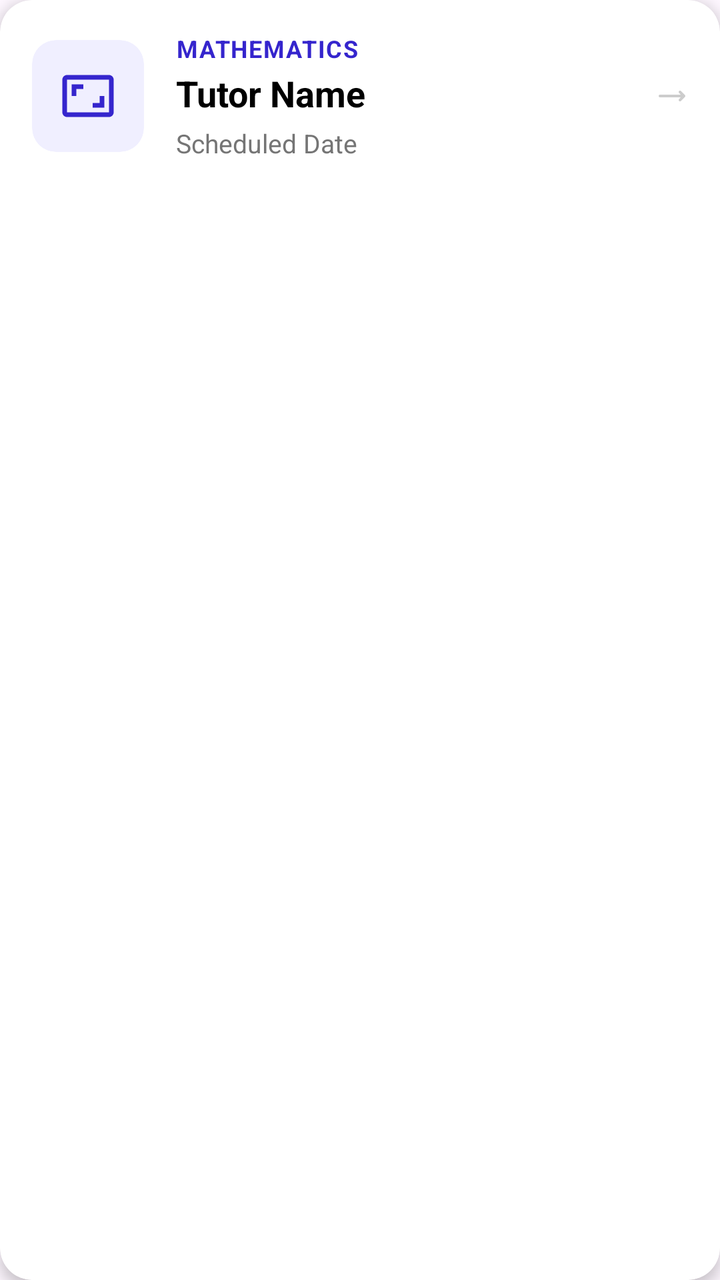
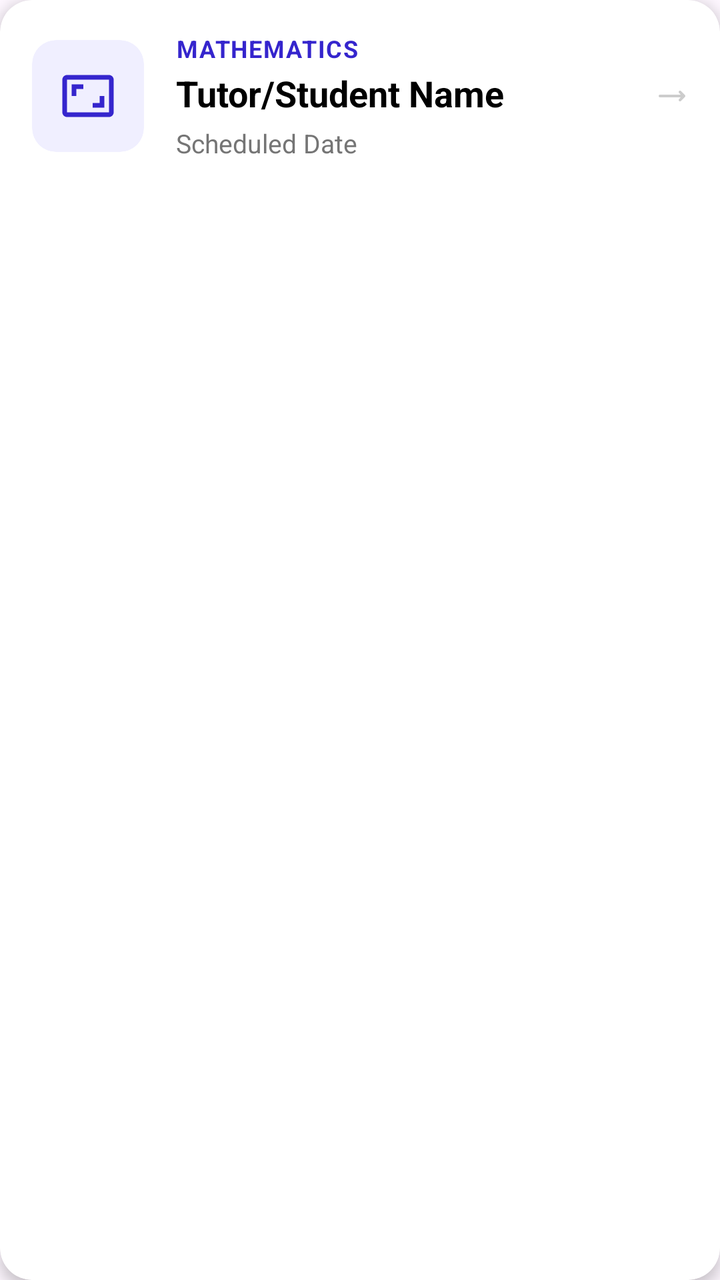

Before-and-after screenshots of an Android layout around one commit, followed by the original layout XML and the change that was made.
<!-- AndroidManifest.xml: application theme Theme.MyTutor -->
<!-- res/layout/sessioninfor.xml -->
<?xml version="1.0" encoding="utf-8"?>
<androidx.cardview.widget.CardView
    xmlns:android="http://schemas.android.com/apk/res/android"
    xmlns:app="http://schemas.android.com/apk/res-auto"
    android:layout_width="match_parent"
    android:layout_height="wrap_content"
    android:layout_marginHorizontal="8dp"
    android:layout_marginVertical="6dp"
    app:cardCornerRadius="16dp"
    app:cardElevation="4dp"
    app:cardBackgroundColor="@color/white">

    <LinearLayout
        android:layout_width="match_parent"
        android:layout_height="wrap_content"
        android:orientation="horizontal"
        android:padding="16dp"
        android:gravity="center_vertical">

        
        <androidx.cardview.widget.CardView
            android:layout_width="56dp"
            android:layout_height="56dp"
            app:cardCornerRadius="12dp"
            app:cardElevation="0dp"
            app:cardBackgroundColor="#F0EFFF">

            <ImageView
                android:layout_width="28dp"
                android:layout_height="28dp"
                android:layout_gravity="center"
                app:srcCompat="@drawable/outline_aspect_ratio_24"
                app:tint="@color/btn" />
        </androidx.cardview.widget.CardView>

        <LinearLayout
            android:layout_width="0dp"
            android:layout_height="wrap_content"
            android:layout_weight="1"
            android:layout_marginStart="16dp"
            android:orientation="vertical">

            <TextView
                android:id="@+id/subject"
                android:layout_width="wrap_content"
                android:layout_height="wrap_content"
                android:textSize="12sp"
                android:textStyle="bold"
                android:textColor="@color/btn"
                android:textAllCaps="true"
                android:letterSpacing="0.05"
                android:text="Mathematics" />

            <TextView
                android:id="@+id/topic"
                android:layout_width="wrap_content"
                android:layout_height="wrap_content"
                android:textSize="18sp"
                android:textStyle="bold"
                android:textColor="@color/black"
                android:layout_marginTop="2dp"
                android:text="Tutor Name" />

            <TextView
                android:id="@+id/Classdate"
                android:layout_width="wrap_content"
                android:layout_height="wrap_content"
                android:textSize="13sp"
                android:textColor="#757575"
                android:layout_marginTop="4dp"
                android:text="Scheduled Date"
                android:drawablePadding="6dp"/>
        </LinearLayout>

        
        <ImageView
            android:layout_width="16dp"
            android:layout_height="16dp"
            android:alpha="0.2"
            app:srcCompat="@drawable/left_arrow_svgrepo_com"
            android:rotation="180" />

    </LinearLayout>
</androidx.cardview.widget.CardView>
<!-- resources referenced by this layout -->
<resources>
  <color name="black">#FF000000</color>
  <color name="btn">#3525CD</color>
  <color name="white">#FFFFFFFF</color>
  <!-- drawable left_arrow_svgrepo_com (drawable) -->
  <vector xmlns:android="http://schemas.android.com/apk/res/android"
      android:width="800dp"
      android:height="800dp"
      android:viewportWidth="24"
      android:viewportHeight="24">
    <path
        android:pathData="M21,11H5.41l1.3,-1.29A1,1 0,0 0,5.29 8.29l-3,3a1,1 0,0 0,0 1.42l3,3a1,1 0,0 0,1.42 0,1 1,0 0,0 0,-1.42L5.41,13H21a1,1 0,0 0,0 -2Z"
        android:fillColor="#000000"/>
  </vector>
  <!-- drawable outline_aspect_ratio_24 (drawable) -->
  <vector xmlns:android="http://schemas.android.com/apk/res/android" android:height="24dp" android:tint="#000000" android:viewportHeight="24" android:viewportWidth="24" android:width="24dp">
        
      <path android:fillColor="@android:color/white" android:pathData="M19,12h-2v3h-3v2h5v-5zM7,9h3L10,7L5,7v5h2L7,9zM21,3L3,3c-1.1,0 -2,0.9 -2,2v14c0,1.1 0.9,2 2,2h18c1.1,0 2,-0.9 2,-2L23,5c0,-1.1 -0.9,-2 -2,-2zM21,19.01L3,19.01L3,4.99h18v14.02z"/>
      
  </vector>
  <style name="Theme.MyTutor" parent="Base.Theme.MyTutor" />
  <style name="Base.Theme.MyTutor" parent="Theme.Material3.DayNight.NoActionBar">
          
          
      </style>
</resources>

<!-- the commit's change to res/layout/sessioninfor.xml (unified diff, before → after) -->
@@ -59,7 +59,7 @@
                 android:textStyle="bold"
                 android:textColor="@color/black"
                 android:layout_marginTop="2dp"
-                android:text="Tutor Name" />
+                android:text="Tutor/Student Name" />
 
             <TextView
                 android:id="@+id/Classdate"
@@ -68,8 +68,36 @@
                 android:textSize="13sp"
                 android:textColor="#757575"
                 android:layout_marginTop="4dp"
-                android:text="Scheduled Date"
-                android:drawablePadding="6dp"/>
+                android:text="Scheduled Date" />
+        </LinearLayout>
+
+        
+        <LinearLayout
+            android:layout_width="wrap_content"
+            android:layout_height="wrap_content"
+            android:orientation="vertical"
+            android:gravity="end">
+
+            <TextView
+                android:id="@+id/attendanceValue"
+                android:layout_width="wrap_content"
+                android:layout_height="wrap_content"
+                android:textSize="11sp"
+                android:textStyle="bold"
+                android:textColor="#FF9800"
+                android:text="PRESENT"
+                android:visibility="gone"/>
+
+            <TextView
+                android:id="@+id/gradeValue"
+                android:layout_width="wrap_content"
+                android:layout_height="wrap_content"
+                android:textSize="16sp"
+                android:textStyle="bold"
+                android:textColor="#4CAF50"
+                android:text="A+"
+                android:layout_marginTop="2dp"
+                android:visibility="gone"/>
         </LinearLayout>
 
         
@@ -77,6 +105,7 @@
             android:layout_width="16dp"
             android:layout_height="16dp"
             android:alpha="0.2"
+            android:layout_marginStart="8dp"
             app:srcCompat="@drawable/left_arrow_svgrepo_com"
             android:rotation="180" />
 
